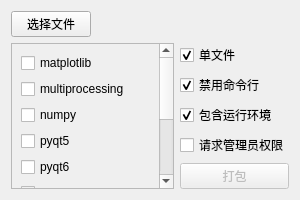
Old version of the form tab_basic.ui in the repository Avoconal/packager.
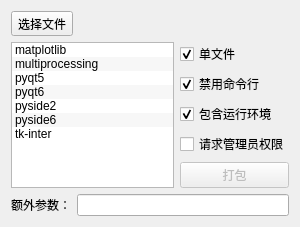
New version of the form.

Diff of the .ui file:
```diff
--- a/tab_basic.ui
+++ b/tab_basic.ui
@@ -7,7 +7,7 @@
     <x>0</x>
     <y>0</y>
     <width>300</width>
-    <height>200</height>
+    <height>203</height>
    </rect>
   </property>
   <property name="windowTitle">
@@ -15,99 +15,79 @@
   </property>
   <layout class="QGridLayout" name="gridLayout">
    <item row="0" column="0">
-    <widget class="QPushButton" name="btn_select">
+    <widget class="QToolButton" name="btn_select">
      <property name="text">
       <string>选择文件</string>
      </property>
     </widget>
    </item>
    <item row="1" column="0" rowspan="5" colspan="2">
-    <widget class="QScrollArea" name="scroll_plugin">
-     <property name="widgetResizable">
+    <widget class="QListWidget" name="plugin_list">
+     <property name="tabKeyNavigation">
       <bool>true</bool>
      </property>
-     <widget class="QWidget" name="plugin_list">
-      <property name="geometry">
-       <rect>
-        <x>0</x>
-        <y>0</y>
-        <width>150</width>
-        <height>272</height>
-       </rect>
-      </property>
-      <layout class="QVBoxLayout" name="verticalLayout">
+     <property name="alternatingRowColors">
+      <bool>true</bool>
+     </property>
+     <property name="spacing">
+      <number>1</number>
+     </property>
        <item>
-        <widget class="QCheckBox" name="matplotlib">
          <property name="text">
           <string>matplotlib</string>
          </property>
-        </widget>
+      <property name="checkState">
+       <enum>Unchecked</enum>
+      </property>
        </item>
        <item>
-        <widget class="QCheckBox" name="multiprocessing">
          <property name="text">
           <string>multiprocessing</string>
          </property>
-        </widget>
-       </item>
-       <item>
-        <widget class="QCheckBox" name="numpy">
-         <property name="text">
-          <string>numpy</string>
-         </property>
-        </widget>
+      <property name="checkState">
+       <enum>Unchecked</enum>
+      </property>
        </item>
        <item>
-        <widget class="QCheckBox" name="pyqt5">
          <property name="text">
           <string>pyqt5</string>
          </property>
-        </widget>
+      <property name="checkState">
+       <enum>Unchecked</enum>
+      </property>
        </item>
        <item>
-        <widget class="QCheckBox" name="pyqt6">
          <property name="text">
           <string>pyqt6</string>
          </property>
-        </widget>
+      <property name="checkState">
+       <enum>Unchecked</enum>
+      </property>
        </item>
        <item>
-        <widget class="QCheckBox" name="pyside2">
          <property name="text">
           <string>pyside2</string>
          </property>
-        </widget>
+      <property name="checkState">
+       <enum>Unchecked</enum>
+      </property>
        </item>
        <item>
-        <widget class="QCheckBox" name="pyside6">
          <property name="text">
           <string>pyside6</string>
          </property>
-        </widget>
-       </item>
-       <item>
-        <widget class="QCheckBox" name="tensorflow">
-         <property name="text">
-          <string>tensorflow</string>
-         </property>
-        </widget>
+      <property name="checkState">
+       <enum>Unchecked</enum>
+      </property>
        </item>
        <item>
-        <widget class="QCheckBox" name="tk_inter">
          <property name="text">
           <string>tk-inter</string>
          </property>
-        </widget>
-       </item>
-       <item>
-        <widget class="QCheckBox" name="torch">
-         <property name="text">
-          <string>torch</string>
-         </property>
-        </widget>
-       </item>
-      </layout>
-     </widget>
+      <property name="checkState">
+       <enum>Unchecked</enum>
+      </property>
+     </item>
     </widget>
    </item>
    <item row="1" column="2">
@@ -157,6 +137,20 @@
      </property>
     </widget>
    </item>
+   <item row="6" column="0" colspan="3">
+    <layout class="QHBoxLayout" name="horizontalLayout_2">
+     <item>
+      <widget class="QLabel" name="label_addition">
+       <property name="text">
+        <string>额外参数：</string>
+       </property>
+      </widget>
+     </item>
+     <item>
+      <widget class="QLineEdit" name="lineedit_addition"/>
+     </item>
+    </layout>
+   </item>
    <item row="0" column="1" colspan="2">
     <widget class="QLabel" name="label_path">
      <property name="font">
```
Left out of the diff: 10 changed lines with no effect on the pictures. Lines whose indentation alone changed are shown as unchanged.
